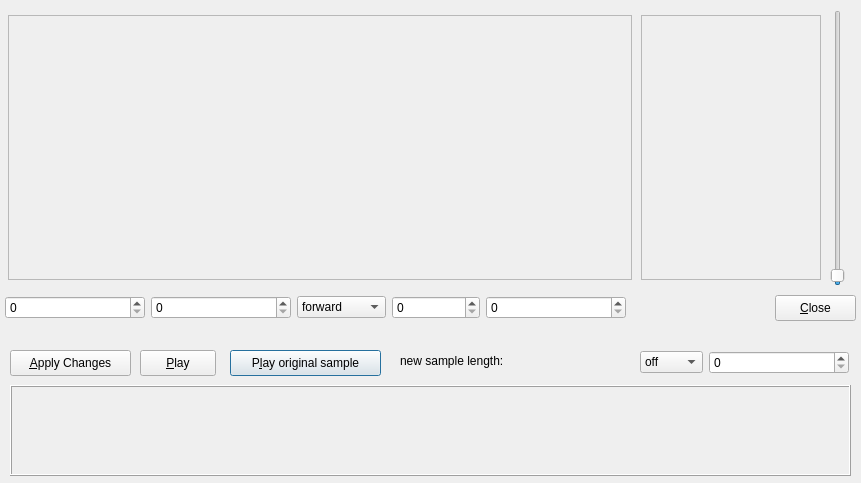
Before: the Qt Designer form gui/src/SampleEditor/SampleEditor_UI.ui in hydrogen-music/hydrogen, drawn with Qt 5.
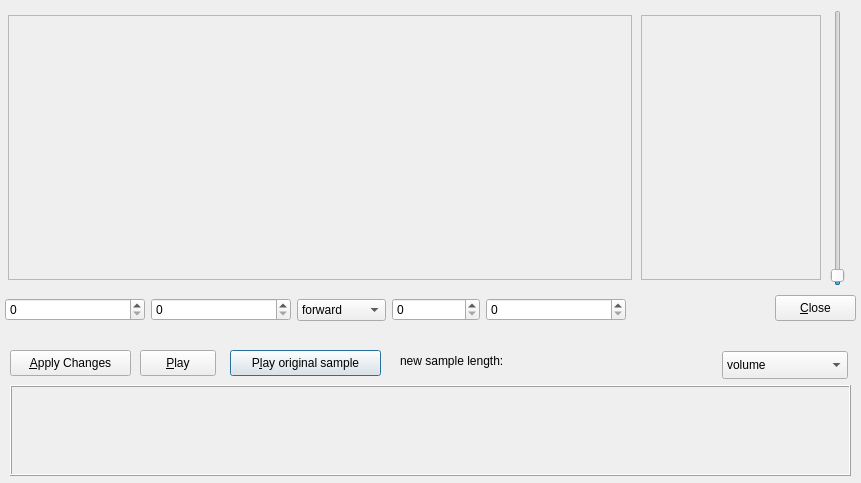
After: the same form once the commit is applied.

Commit message: replace sample fadeout with full editable volume vector

```diff
--- a/gui/src/SampleEditor/SampleEditor_UI.ui
+++ b/gui/src/SampleEditor/SampleEditor_UI.ui
@@ -76,7 +76,7 @@
      <x>5</x>
      <y>295</y>
      <width>621</width>
-     <height>25</height>
+     <height>30</height>
     </rect>
    </property>
    <layout class="QHBoxLayout" name="horizontalLayout" >
@@ -272,18 +272,15 @@
     <string>new sample length:</string>
    </property>
   </widget>
-  <widget class="QWidget" name="layoutWidget" >
+  <widget class="QComboBox" name="EditTypeComboBox" >
    <property name="geometry" >
     <rect>
-     <x>640</x>
-     <y>350</y>
-     <width>209</width>
-     <height>25</height>
+     <x>722</x>
+     <y>351</y>
+     <width>126</width>
+     <height>28</height>
     </rect>
    </property>
-   <layout class="QHBoxLayout" name="horizontalLayout_3" >
-    <item>
-     <widget class="QComboBox" name="FadeOutTypeComboBox" >
       <property name="minimumSize" >
        <size>
         <width>60</width>
@@ -295,33 +292,14 @@
       </property>
       <item>
        <property name="text" >
-        <string>off</string>
+     <string>volume</string>
        </property>
       </item>
       <item>
        <property name="text" >
-        <string>lin</string>
-       </property>
-      </item>
-     </widget>
-    </item>
-    <item>
-     <widget class="QSpinBox" name="FadeOutFrameSpinBox" >
-      <property name="minimumSize" >
-       <size>
-        <width>140</width>
-        <height>0</height>
-       </size>
-      </property>
-      <property name="toolTip" >
-       <string>Adjust fade-out start frame</string>
-      </property>
-      <property name="maximum" >
-       <number>1000000000</number>
-      </property>
-     </widget>
-    </item>
-   </layout>
+     <string>panorama</string>
+    </property>
+   </item>
   </widget>
  </widget>
  <tabstops>
```
Lines whose indentation alone changed are shown as unchanged. The commit also changes 10 other files.
